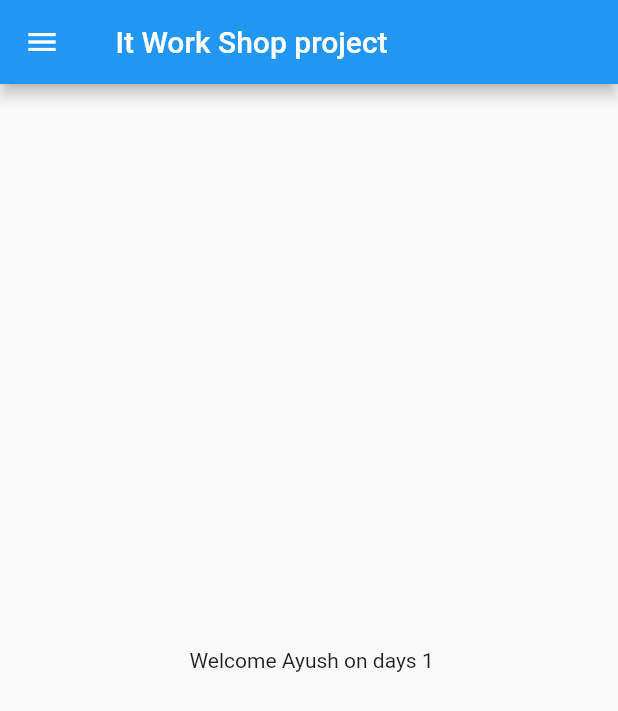
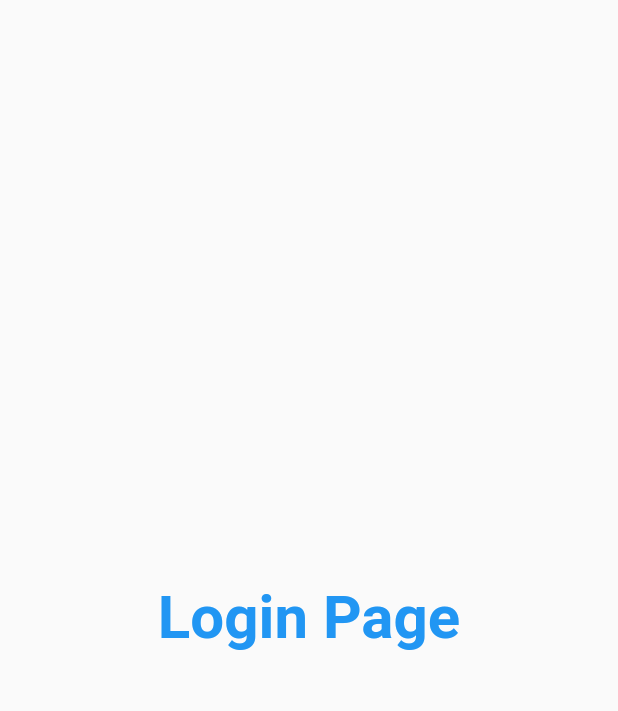
Before and after one commit to ayushkr01-hub/sign_up_login, a Flutter app: the screen it shows after launch, on a phone screen of 412 x 824 dp. Shown: the top 711 px of the screen. Run offline on Flutter 3.47's test engine with Material 2 defaults, Android fonts, the phone set to English and light mode, and no system bars.

Commit message:
Day 3 Completed

```diff
--- a/lib/main.dart
+++ b/lib/main.dart
@@ -1,21 +1,32 @@
 import 'package:flutter/material.dart';
-import 'package:sign_up_login/home_page.dart';
+import 'package:sign_up_login/pages/Login_page.dart';
+import 'package:sign_up_login/pages/home_page.dart';
 
 void main(){
   runApp( Myapp());
 }
 class Myapp extends StatelessWidget {
   @override
-  Widget build(BuildContext context) {
-    int days=1;
-    String name="Ayush";
- /*   double pi=3.14;
-    num temp =30.2;
-    var day="Tuesday"; // var automatic data type decide kr deta hai
-    const pI=3.14;    // jo value kabhi change nhi hogi
-    final */         // me agr koi list hai to hum uske under modification kr skte hai
-    return MaterialApp(
-      home:HomePage(),
+  Widget build(BuildContext context) { // context location btata hai jaise material app kaha pr hai
+    return MaterialApp(                   // home page kaha pr hai tree me
+      // home:HomePage(), -->check line 20
+      themeMode: ThemeMode.dark,
+      theme: ThemeData(primarySwatch:Colors.green),   // primarySwatch is not a Color .
+                                                       //It's MaterialColor . Which means it's different shades of a color a material app will use.
+                                                      // primaryColor is one of those shades.
+    darkTheme: ThemeData(            // darkTheme takes Themedata
+     primarySwatch: Colors.pink,  // when we change the color pink to other it reflect change in the app
+    ),
+    routes:{  // yah map leta hai -->   Type: Map<String, Widget Function(BuildContext)>
+       "/":(context)=>LoginPage(),
+       //  "/": (context)=>HomePage(),   // error dega kyui iske pahle hum Homepage() bna chuke hai   ----------> when we specify "/" iska matlb hi home routes hota hai
+                                  // agr hum kisi ak ko bhi comment out kr de to app chlega
+       "/home": (context)=>HomePage(),
+       "/login": (context) =>LoginPage(),   //-------------> add Login_page.dart here
+       // by default jo "/" pr chlta hai oo  app me dikhta hai
+       // agr hum HomePage() ke jgh LoginPage() kr de to login page dikhega app pr
+    },
+     //  Note : initialRoute:"/home",  ---------> to "/" ke jhg "/home" khulega
     );
 
   }
--- /dev/null
+++ b/lib/pages/Login_page.dart
@@ -0,0 +1,19 @@
+import 'package:flutter/material.dart';
+
+class LoginPage extends StatelessWidget { // Stateless widget is a widget that describes part of the user interface by
+                                          // building a constellation of other widgets that describe the user interface more concretely".
+  @override
+  Widget build(BuildContext context) {
+    return Material(
+      child: Center(
+        child:Text("Login Page",
+        style: TextStyle(
+          fontSize: 40,
+          color: Colors.blue,
+          fontWeight: FontWeight.bold,
+         ),
+         ),
+       ),
+    );
+  }
+}
--- a/lib/home_page.dart
+++ b/lib/pages/home_page.dart
@@ -4,20 +4,20 @@ import 'package:flutter/material.dart';
 
 class HomePage extends StatelessWidget {
   const HomePage({super.key});
- final int days=1;
+ final int days=3;
  final String name="Ayush";
   @override
   Widget build(BuildContext context) {
-    return  Scaffold( // scaffold ak class hai iska use hum desigining ke liye karte hai
+    return  Scaffold(
       appBar: AppBar(
-        title: Text(" It Work Shop project "),
+        title: Text(" Flutter First Login App "),
       ),
         body:Center(
           child:Container(
             child: Text(" Welcome $name on days $days"),
       ),
     ),
-     drawer: Drawer(),  // drawer bna deta hai corner pr
+     drawer: Drawer(),
     );
   }
 }
```
Also changed, not shown: 2 other files.
